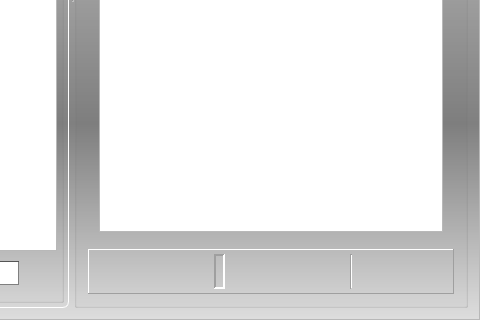
First picture: the form in vlc-record/forms/recorder_inc.ui, repository code-google-com/vlc-record, before the edit; both pictures show x 505 to 985 and y 336 to 656 of the 985 by 656 pixel window.
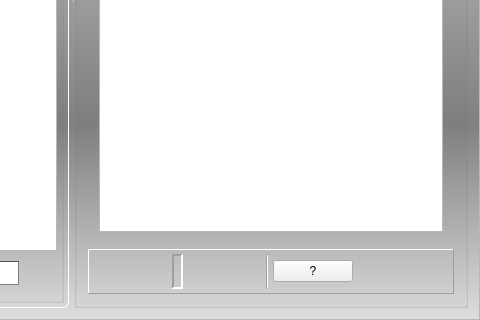
Second picture: the form after the edit. Icons and pictures are not drawn. Custom widgets are drawn as their Qt base class.

The edit to the form file:
```diff
--- a/vlc-record/forms/recorder_inc.ui
+++ b/vlc-record/forms/recorder_inc.ui
@@ -1360,6 +1360,13 @@
                </property>
               </widget>
              </item>
+             <item>
+              <widget class="QPushButton" name="pushButton">
+               <property name="text">
+                <string>?</string>
+               </property>
+              </widget>
+             </item>
              <item>
               <widget class="QPushButton" name="pushSettings">
                <property name="minimumSize">
```
Left out of the diff: 6 changed lines with no effect on the pictures.
